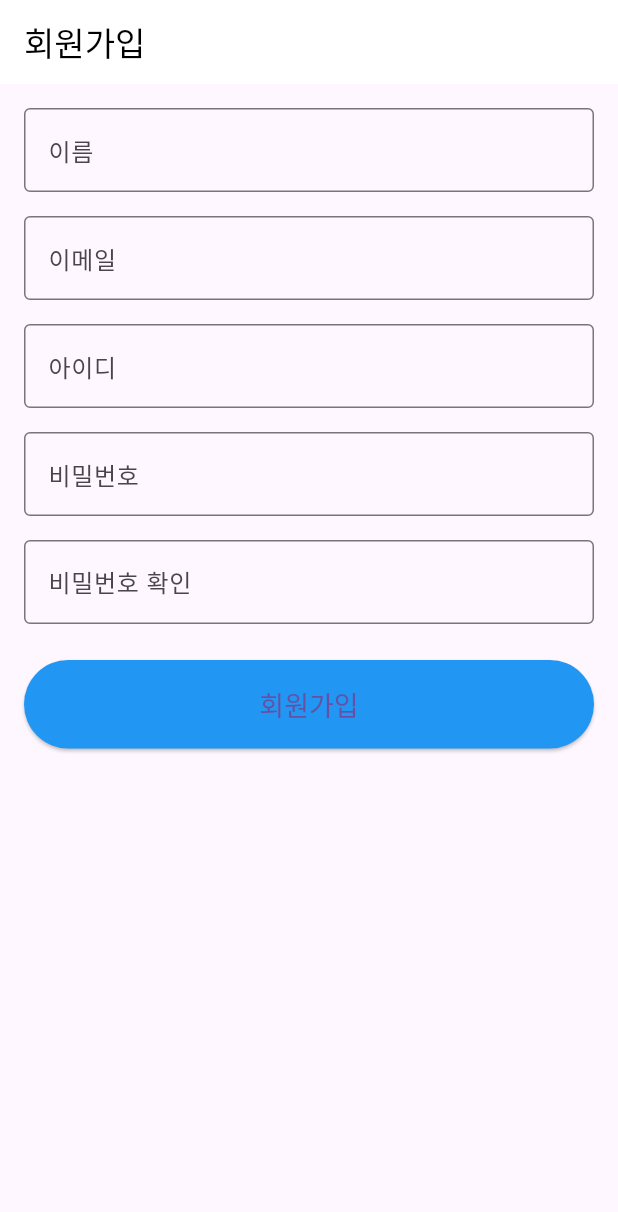
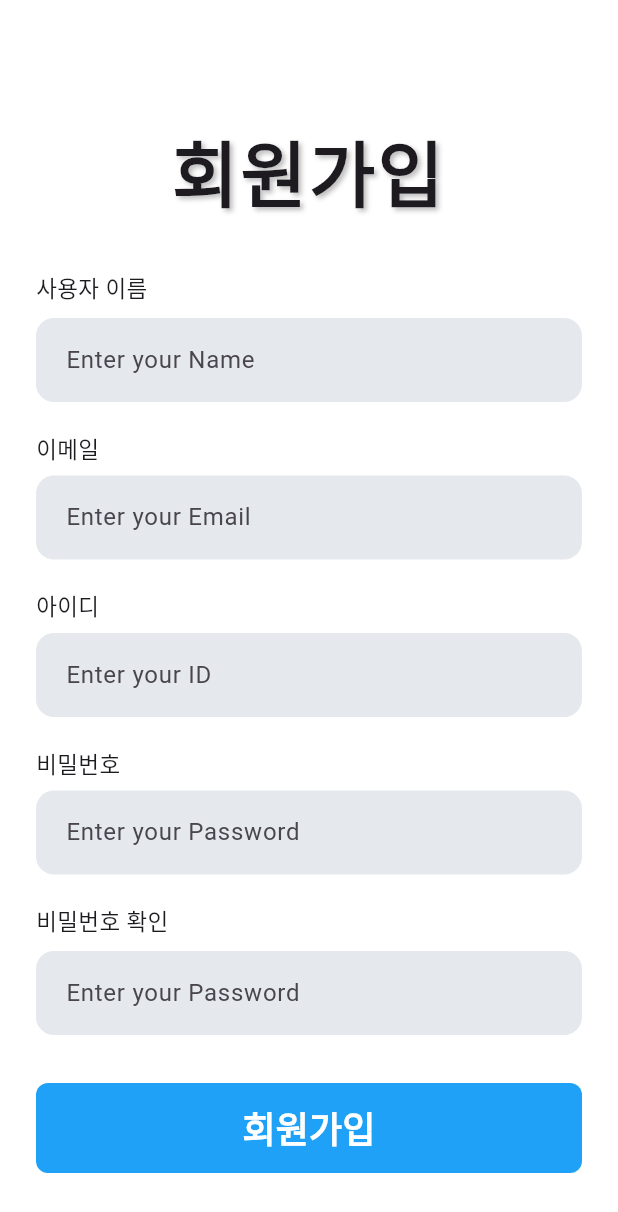
Before and after one commit to mi-noong/EUM_front, a Flutter app: the RegisterScreen screen opened directly, on a phone screen of 412 x 824 dp. Shown: the top 1212 px of the screen. Run offline on Flutter 3.47's test engine with Material 3 defaults, Android fonts, the phone set to English and light mode, and no system bars.

Commit message:
회원가입 입력란 페이지

```diff
--- a/lib/register_screen.dart
+++ b/lib/register_screen.dart
@@ -2,6 +2,7 @@ import 'package:flutter/material.dart';
 import 'package:http/http.dart' as http;
 import 'dart:convert';
 import 'dart:io';
+import 'forgot_password_screen.dart';
 
 class RegisterScreen extends StatefulWidget { // 회원가입 화면
   const RegisterScreen({super.key});
@@ -63,25 +64,59 @@ class _RegisterScreenState extends State<RegisterScreen> { // 회원가입 화
   @override
   Widget build(BuildContext context) { // 화면 레이아웃 구성
     return Scaffold(
+      backgroundColor: Colors.white,
       appBar: AppBar(
-        title: const Text('회원가입'),
+        title: const Text(''),
         backgroundColor: Colors.white,
         foregroundColor: Colors.black,
         elevation: 0,
+        automaticallyImplyLeading: true,
       ),
       body: SingleChildScrollView(
         child: Padding(
-          padding: const EdgeInsets.all(16.0),
+          padding: const EdgeInsets.symmetric(horizontal: 24.0, vertical: 0),
           child: Form(
             key: _formKey,
             child: Column(
               crossAxisAlignment: CrossAxisAlignment.stretch,
               children: [
+                const SizedBox(height: 24),
+                const Text(
+                  '회원가입',
+                  style: TextStyle(
+                    fontSize: 48,
+                    fontWeight: FontWeight.w900,
+                    letterSpacing: 1.5,
+                    shadows: [
+                      Shadow(
+                        color: Colors.black26,
+                        offset: Offset(2, 2),
+                        blurRadius: 4,
+                      ),
+                    ],
+                  ),
+                  textAlign: TextAlign.center,
+                ),
+                const SizedBox(height: 32),
+                Align(
+                  alignment: Alignment.centerLeft,
+                  child: Text(
+                    '사용자 이름',
+                    style: TextStyle(fontSize: 15, fontWeight: FontWeight.w500),
+                  ),
+                ),
+                const SizedBox(height: 8),
                 TextFormField(
                   controller: _nameController,
-                  decoration: const InputDecoration(
-                    labelText: '이름',
-                    border: OutlineInputBorder(),
+                  decoration: InputDecoration(
+                    hintText: 'Enter your Name',
+                    filled: true,
+                    fillColor: const Color(0xFFE5E8EC),
+                    border: OutlineInputBorder(
+                      borderRadius: BorderRadius.circular(12),
+                      borderSide: BorderSide.none,
+                    ),
+                    contentPadding: const EdgeInsets.symmetric(horizontal: 16, vertical: 16),
                   ),
                   validator: (value) {
                     if (value == null || value.isEmpty) {
@@ -93,12 +128,26 @@ class _RegisterScreenState extends State<RegisterScreen> { // 회원가입 화
                     return null;
                   },
                 ),
-                const SizedBox(height: 16),
+                const SizedBox(height: 20),
+                Align(
+                  alignment: Alignment.centerLeft,
+                  child: Text(
+                    '이메일',
+                    style: TextStyle(fontSize: 15, fontWeight: FontWeight.w500),
+                  ),
+                ),
+                const SizedBox(height: 8),
                 TextFormField(
                   controller: _emailController,
-                  decoration: const InputDecoration(
-                    labelText: '이메일',
-                    border: OutlineInputBorder(),
+                  decoration: InputDecoration(
+                    hintText: 'Enter your Email',
+                    filled: true,
+                    fillColor: const Color(0xFFE5E8EC),
+                    border: OutlineInputBorder(
+                      borderRadius: BorderRadius.circular(12),
+                      borderSide: BorderSide.none,
+                    ),
+                    contentPadding: const EdgeInsets.symmetric(horizontal: 16, vertical: 16),
                   ),
                   validator: (value) {
                     if (value == null || value.isEmpty) {
@@ -110,12 +159,26 @@ class _RegisterScreenState extends State<RegisterScreen> { // 회원가입 화
                     return null;
                   },
                 ),
-                const SizedBox(height: 16),
+                const SizedBox(height: 20),
+                Align(
+                  alignment: Alignment.centerLeft,
+                  child: Text(
+                    '아이디',
+                    style: TextStyle(fontSize: 15, fontWeight: FontWeight.w500),
+                  ),
+                ),
+                const SizedBox(height: 8),
                 TextFormField(
                   controller: _memberIdController,
-                  decoration: const InputDecoration(
-                    labelText: '아이디',
-                    border: OutlineInputBorder(),
+                  decoration: InputDecoration(
+                    hintText: 'Enter your ID',
+                    filled: true,
+                    fillColor: const Color(0xFFE5E8EC),
+                    border: OutlineInputBorder(
+                      borderRadius: BorderRadius.circular(12),
+                      borderSide: BorderSide.none,
+                    ),
+                    contentPadding: const EdgeInsets.symmetric(horizontal: 16, vertical: 16),
                   ),
                   validator: (value) {
                     if (value == null || value.isEmpty) {
@@ -127,12 +190,26 @@ class _RegisterScreenState extends State<RegisterScreen> { // 회원가입 화
                     return null;
                   },
                 ),
-                const SizedBox(height: 16),
+                const SizedBox(height: 20),
+                Align(
+                  alignment: Alignment.centerLeft,
+                  child: Text(
+                    '비밀번호',
+                    style: TextStyle(fontSize: 15, fontWeight: FontWeight.w500),
+                  ),
+                ),
+                const SizedBox(height: 8),
                 TextFormField(
                   controller: _passwordController,
-                  decoration: const InputDecoration(
-                    labelText: '비밀번호',
-                    border: OutlineInputBorder(),
+                  decoration: InputDecoration(
+                    hintText: 'Enter your Password',
+                    filled: true,
+                    fillColor: const Color(0xFFE5E8EC),
+                    border: OutlineInputBorder(
+                      borderRadius: BorderRadius.circular(12),
+                      borderSide: BorderSide.none,
+                    ),
+                    contentPadding: const EdgeInsets.symmetric(horizontal: 16, vertical: 16),
                   ),
                   obscureText: true,
                   validator: (value) {
@@ -145,12 +222,26 @@ class _RegisterScreenState extends State<RegisterScreen> { // 회원가입 화
                     return null;
                   },
                 ),
-                const SizedBox(height: 16),
+                const SizedBox(height: 20),
+                Align(
+                  alignment: Alignment.centerLeft,
+                  child: Text(
+                    '비밀번호 확인',
+                    style: TextStyle(fontSize: 15, fontWeight: FontWeight.w500),
+                  ),
+                ),
+                const SizedBox(height: 8),
                 TextFormField(
                   controller: _confirmPasswordController,
-                  decoration: const InputDecoration(
-                    labelText: '비밀번호 확인',
-                    border: OutlineInputBorder(),
+                  decoration: InputDecoration(
+                    hintText: 'Enter your Password',
+                    filled: true,
+                    fillColor: const Color(0xFFE5E8EC),
+                    border: OutlineInputBorder(
+                      borderRadius: BorderRadius.circular(12),
+                      borderSide: BorderSide.none,
+                    ),
+                    contentPadding: const EdgeInsets.symmetric(horizontal: 16, vertical: 16),
                   ),
                   obscureText: true,
                   validator: (value) {
@@ -163,16 +254,30 @@ class _RegisterScreenState extends State<RegisterScreen> { // 회원가입 화
                     return null;
                   },
                 ),
+                const SizedBox(height: 32),
+                SizedBox(
+                  width: double.infinity,
+                  height: 60,
+                  child: ElevatedButton(
+                    onPressed: _register,
+                    style: ElevatedButton.styleFrom(
+                      backgroundColor: const Color(0xFF1EA1F7),
+                      shape: RoundedRectangleBorder(
+                        borderRadius: BorderRadius.circular(8),
+                      ),
+                      elevation: 0,
+                    ),
+                    child: const Text(
+                      '회원가입',
+                      style: TextStyle(
+                        fontSize: 24,
+                        fontWeight: FontWeight.bold,
+                        color: Colors.white,
+                      ),
+                    ),
+                  ),
+                ),
                 const SizedBox(height: 24),
-                ElevatedButton(
-                  onPressed: _register,
-                  style: ElevatedButton.styleFrom(
-                    backgroundColor: Colors.blue,
-                    padding: const EdgeInsets.symmetric(vertical: 16),
-                    textStyle: const TextStyle(fontSize: 18),
-                  ),
-                  child: const Text('회원가입'),
-                ),
               ],
             ),
           ),
```
